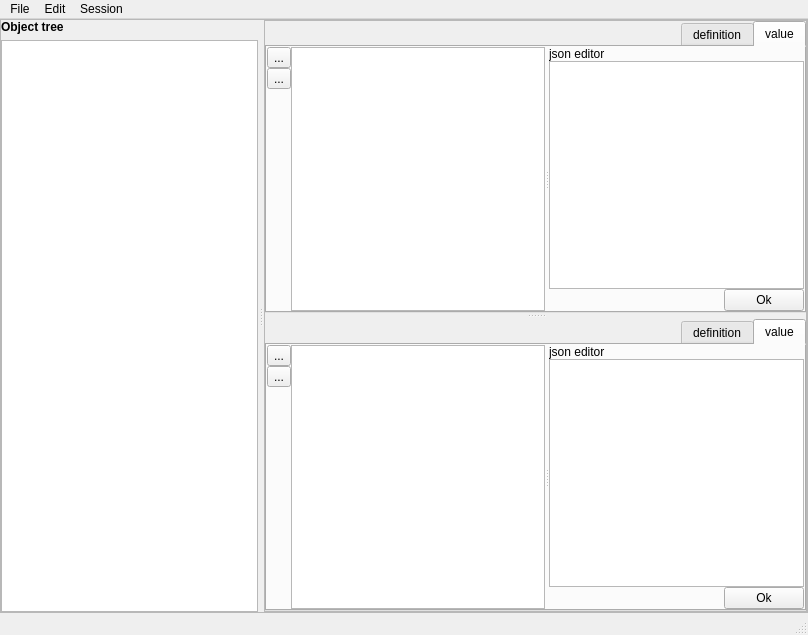
Above: spinetoolbox/ui/tree_view_form.ui from spine-tools/Spine-Toolbox before the change. Below: the same form after it.
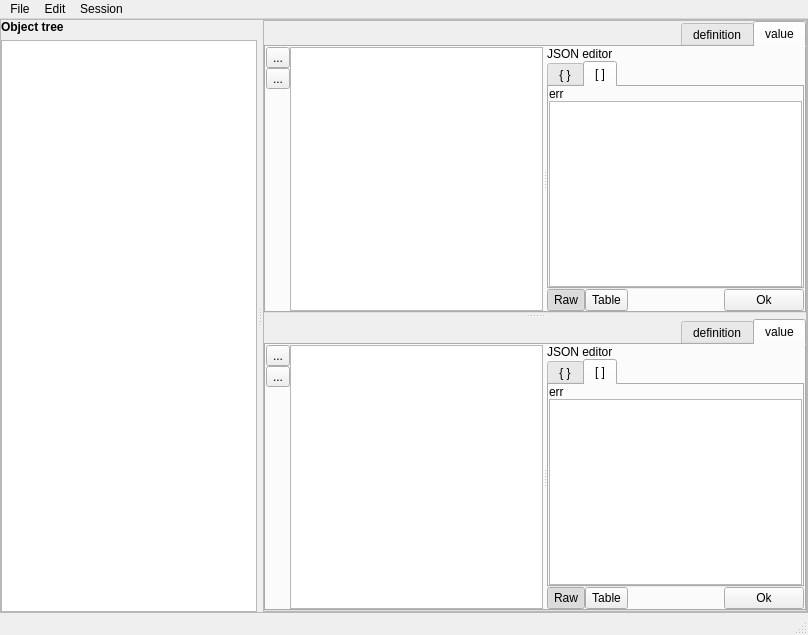
That is the form after the change. The open tabs and pages were chosen to show the change. Icons and pictures are not drawn. Custom widgets are drawn as their Qt base class.

Commit message: Issue #223 updated: better support for JSON in tree view. Now moving to SpineModel.jl to hanlde time-patterns in JSON fields.

```diff
--- a/spinetoolbox/ui/tree_view_form.ui
+++ b/spinetoolbox/ui/tree_view_form.ui
@@ -299,26 +299,100 @@
                   <number>0</number>
                  </property>
                  <item>
-                  <widget class="QLabel" name="label">
-                   <property name="sizePolicy">
-                    <sizepolicy hsizetype="Preferred" vsizetype="Preferred">
-                     <horstretch>1</horstretch>
-                     <verstretch>0</verstretch>
-                    </sizepolicy>
-                   </property>
+                  <widget class="QLabel" name="label_3">
                    <property name="text">
-                    <string>json editor</string>
+                    <string>JSON editor</string>
                    </property>
                   </widget>
                  </item>
                  <item>
-                  <widget class="QTextEdit" name="textEdit_object_parameter_json">
-                   <property name="sizePolicy">
-                    <sizepolicy hsizetype="Expanding" vsizetype="Expanding">
-                     <horstretch>1</horstretch>
-                     <verstretch>0</verstretch>
-                    </sizepolicy>
+                  <widget class="QTabWidget" name="tabWidget_object_parameter_json">
+                   <property name="currentIndex">
+                    <number>0</number>
                    </property>
+                   <widget class="QWidget" name="json_obj">
+                    <attribute name="title">
+                     <string>{ }</string>
+                    </attribute>
+                    <layout class="QVBoxLayout" name="verticalLayout_13">
+                     <property name="spacing">
+                      <number>0</number>
+                     </property>
+                     <property name="leftMargin">
+                      <number>0</number>
+                     </property>
+                     <property name="topMargin">
+                      <number>0</number>
+                     </property>
+                     <property name="rightMargin">
+                      <number>0</number>
+                     </property>
+                     <property name="bottomMargin">
+                      <number>0</number>
+                     </property>
+                     <item>
+                      <widget class="QTextEdit" name="textEdit_object_parameter_json">
+                       <property name="sizePolicy">
+                        <sizepolicy hsizetype="Expanding" vsizetype="Expanding">
+                         <horstretch>1</horstretch>
+                         <verstretch>0</verstretch>
+                        </sizepolicy>
+                       </property>
+                      </widget>
+                     </item>
+                    </layout>
+                   </widget>
+                   <widget class="QWidget" name="json_arr">
+                    <attribute name="title">
+                     <string>[ ]</string>
+                    </attribute>
+                    <layout class="QVBoxLayout" name="verticalLayout_14">
+                     <property name="spacing">
+                      <number>0</number>
+                     </property>
+                     <property name="leftMargin">
+                      <number>0</number>
+                     </property>
+                     <property name="topMargin">
+                      <number>0</number>
+                     </property>
+                     <property name="rightMargin">
+                      <number>0</number>
+                     </property>
+                     <property name="bottomMargin">
+                      <number>0</number>
+                     </property>
+                     <item>
+                      <widget class="QLabel" name="label_object_parameter_json_error">
+                       <property name="text">
+                        <string>err</string>
+                       </property>
+                       <property name="alignment">
+                        <set>Qt::AlignLeading|Qt::AlignLeft|Qt::AlignTop</set>
+                       </property>
+                      </widget>
+                     </item>
+                     <item>
+                      <widget class="CopyPasteTableView" name="tableView_object_parameter_json">
+                       <property name="sizePolicy">
+                        <sizepolicy hsizetype="Expanding" vsizetype="Expanding">
+                         <horstretch>1</horstretch>
+                         <verstretch>0</verstretch>
+                        </sizepolicy>
+                       </property>
+                       <attribute name="horizontalHeaderVisible">
+                        <bool>false</bool>
+                       </attribute>
+                       <attribute name="horizontalHeaderHighlightSections">
+                        <bool>false</bool>
+                       </attribute>
+                       <attribute name="horizontalHeaderStretchLastSection">
+                        <bool>true</bool>
+                       </attribute>
+                      </widget>
+                     </item>
+                    </layout>
+                   </widget>
                   </widget>
                  </item>
                  <item>
@@ -326,6 +400,41 @@
                    <property name="spacing">
                     <number>0</number>
                    </property>
+                   <item>
+                    <widget class="QToolButton" name="toolButton_object_parameter_json_raw">
+                     <property name="maximumSize">
+                      <size>
+                       <width>1000</width>
+                       <height>24</height>
+                      </size>
+                     </property>
+                     <property name="text">
+                      <string>Raw</string>
+                     </property>
+                     <property name="checkable">
+                      <bool>true</bool>
+                     </property>
+                     <property name="checked">
+                      <bool>true</bool>
+                     </property>
+                    </widget>
+                   </item>
+                   <item>
+                    <widget class="QToolButton" name="toolButton_object_parameter_json_table">
+                     <property name="maximumSize">
+                      <size>
+                       <width>1000</width>
+                       <height>24</height>
+                      </size>
+                     </property>
+                     <property name="text">
+                      <string>Table</string>
+                     </property>
+                     <property name="checkable">
+                      <bool>true</bool>
+                     </property>
+                    </widget>
+                   </item>
                    <item>
                     <spacer name="horizontalSpacer">
                      <property name="orientation">
@@ -618,18 +727,95 @@
                     </sizepolicy>
                    </property>
                    <property name="text">
-                    <string>json editor</string>
+                    <string>JSON editor</string>
                    </property>
                   </widget>
                  </item>
                  <item>
-                  <widget class="QTextEdit" name="textEdit_relationship_parameter_json">
-                   <property name="sizePolicy">
-                    <sizepolicy hsizetype="Expanding" vsizetype="Expanding">
-                     <horstretch>1</horstretch>
-                     <verstretch>0</verstretch>
-                    </sizepolicy>
+                  <widget class="QTabWidget" name="tabWidget_relationship_parameter_json">
+                   <property name="tabPosition">
+                    <enum>QTabWidget::North</enum>
                    </property>
+                   <property name="currentIndex">
+                    <number>0</number>
+                   </property>
+                   <widget class="QWidget" name="tab">
+                    <attribute name="title">
+                     <string>{ }</string>
+                    </attribute>
+                    <layout class="QVBoxLayout" name="verticalLayout_15">
+                     <property name="spacing">
+                      <number>0</number>
+                     </property>
+                     <property name="leftMargin">
+                      <number>0</number>
+                     </property>
+                     <property name="topMargin">
+                      <number>0</number>
+                     </property>
+                     <property name="rightMargin">
+                      <number>0</number>
+                     </property>
+                     <property name="bottomMargin">
+                      <number>0</number>
+                     </property>
+                     <item>
+                      <widget class="QTextEdit" name="textEdit_relationship_parameter_json">
+                       <property name="sizePolicy">
+                        <sizepolicy hsizetype="Expanding" vsizetype="Expanding">
+                         <horstretch>1</horstretch>
+                         <verstretch>0</verstretch>
+                        </sizepolicy>
+                       </property>
+                      </widget>
+                     </item>
+                    </layout>
+                   </widget>
+                   <widget class="QWidget" name="tab_2">
+                    <attribute name="title">
+                     <string>[ ]</string>
+                    </attribute>
+                    <layout class="QVBoxLayout" name="verticalLayout_16">
+                     <property name="spacing">
+                      <number>0</number>
+                     </property>
+                     <property name="leftMargin">
+                      <number>0</number>
+                     </property>
+                     <property name="topMargin">
+                      <number>0</number>
+                     </property>
+                     <property name="rightMargin">
+                      <number>0</number>
+                     </property>
+                     <property name="bottomMargin">
+                      <number>0</number>
+                     </property>
+                     <item>
+                      <widget class="QLabel" name="label_relationship_parameter_json_error">
+                       <property name="text">
+                        <string>err</string>
+                       </property>
+                       <property name="alignment">
+                        <set>Qt::AlignLeading|Qt::AlignLeft|Qt::AlignTop</set>
+                       </property>
+                      </widget>
+                     </item>
+                     <item>
+                      <widget class="CopyPasteTableView" name="tableView_relationship_parameter_json">
+                       <attribute name="horizontalHeaderVisible">
+                        <bool>false</bool>
+                       </attribute>
+                       <attribute name="horizontalHeaderHighlightSections">
+                        <bool>false</bool>
+                       </attribute>
+                       <attribute name="horizontalHeaderStretchLastSection">
+                        <bool>true</bool>
+                       </attribute>
+                      </widget>
+                     </item>
+                    </layout>
+                   </widget>
                   </widget>
                  </item>
                  <item>
@@ -637,6 +823,41 @@
                    <property name="spacing">
                     <number>0</number>
                    </property>
+                   <item>
+                    <widget class="QToolButton" name="toolButton_relationship_parameter_json_raw">
+                     <property name="maximumSize">
+                      <size>
+                       <width>1000</width>
+                       <height>24</height>
+                      </size>
+                     </property>
+                     <property name="text">
+                      <string>Raw</string>
+                     </property>
+                     <property name="checkable">
+                      <bool>true</bool>
+                     </property>
+                     <property name="checked">
+                      <bool>true</bool>
+                     </property>
+                    </widget>
+                   </item>
+                   <item>
+                    <widget class="QToolButton" name="toolButton_relationship_parameter_json_table">
+                     <property name="maximumSize">
+                      <size>
+                       <width>1000</width>
+                       <height>24</height>
+                      </size>
+                     </property>
+                     <property name="text">
+                      <string>Table</string>
+                     </property>
+                     <property name="checkable">
+                      <bool>true</bool>
+                     </property>
+                    </widget>
+                   </item>
                    <item>
                     <spacer name="horizontalSpacer_2">
                      <property name="orientation">
```
Left out of the diff: 35 changed lines with no effect on the pictures. The commit also changes 4 other files.
